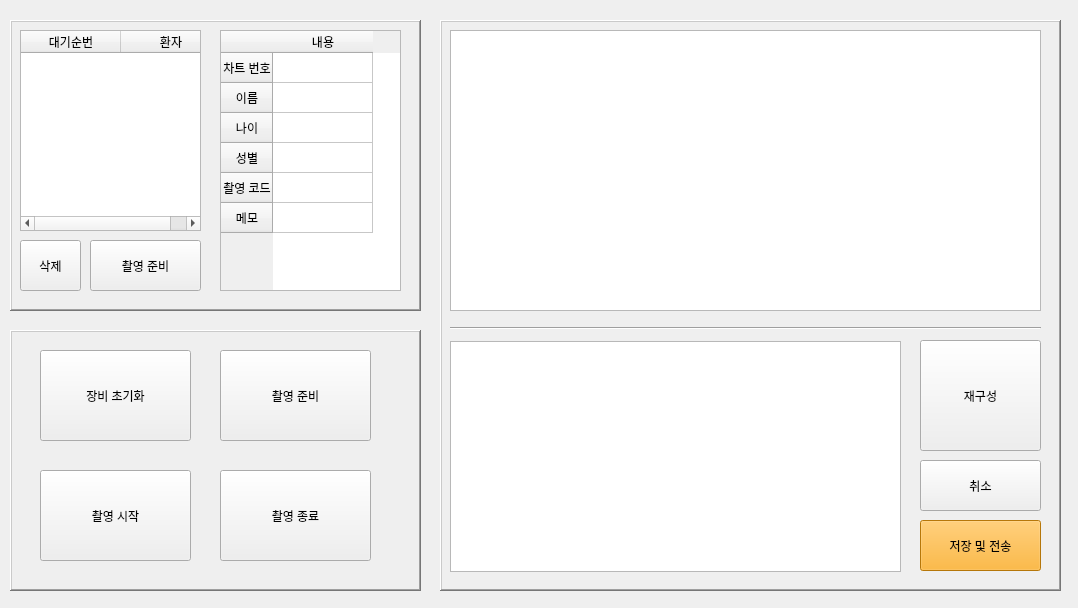
Before: the Qt Designer form Project/src/imaging/ImagingSW/mainwindow.ui in AndaCondaa/Dental_Imaging_SW_System, drawn with Qt 5.
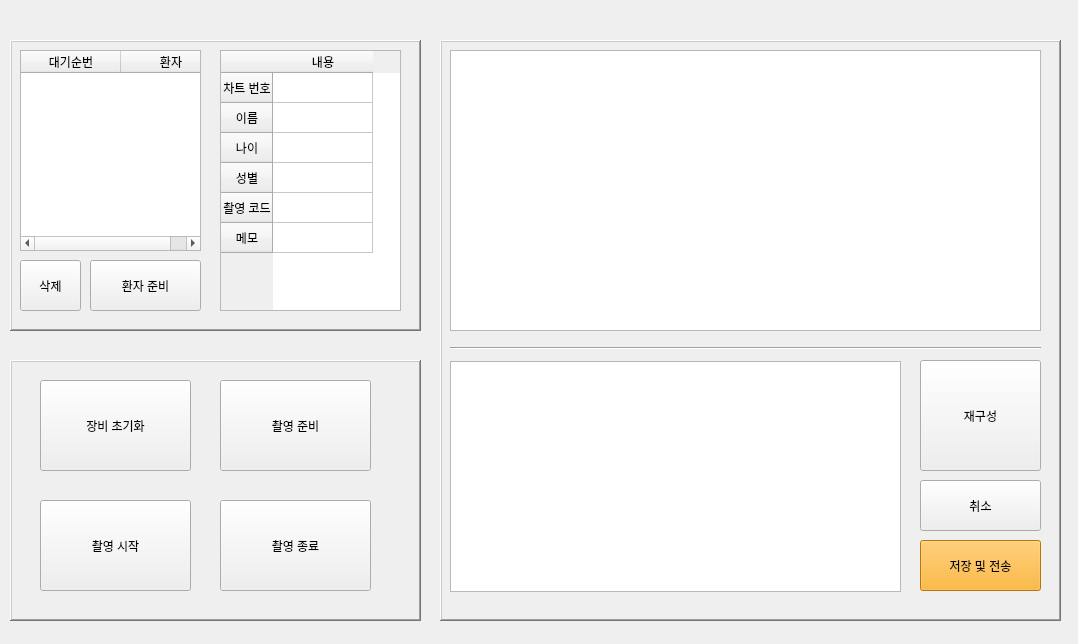
After: the same form once the commit is applied.

```diff
--- a/Project/src/imaging/ImagingSW/mainwindow.ui
+++ b/Project/src/imaging/ImagingSW/mainwindow.ui
@@ -7,7 +7,7 @@
     <x>0</x>
     <y>0</y>
     <width>1078</width>
-    <height>608</height>
+    <height>644</height>
    </rect>
   </property>
   <property name="windowTitle">
@@ -21,7 +21,7 @@
     <property name="geometry">
      <rect>
       <x>10</x>
-      <y>20</y>
+      <y>40</y>
       <width>411</width>
       <height>291</height>
      </rect>
@@ -158,7 +158,7 @@
       </rect>
      </property>
      <property name="text">
-      <string>촬영 준비</string>
+      <string>환자 준비</string>
      </property>
     </widget>
     <widget class="QPushButton" name="pushButton_2">
@@ -179,7 +179,7 @@
     <property name="geometry">
      <rect>
       <x>10</x>
-      <y>330</y>
+      <y>360</y>
       <width>411</width>
       <height>261</height>
      </rect>
@@ -247,9 +247,9 @@
     <property name="geometry">
      <rect>
       <x>440</x>
-      <y>20</y>
+      <y>40</y>
       <width>621</width>
-      <height>571</height>
+      <height>581</height>
      </rect>
     </property>
     <property name="frameShape">
```
Left out of the diff: 20 changed lines with no effect on the pictures.
